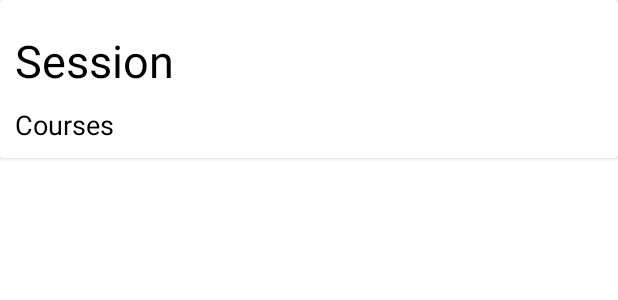
After one commit to Nafizul02/ASProject, an Android app: the layout timeline_card.xml on its own in the app's theme, with its tools: preview values and no code run, on a phone screen of 412 x 824 dp. The commit adds this screen. Shown: the top 300 px of the screen. Run offline under Robolectric (Android 15) with nearby library versions, the phone set to English and light mode, and no system bars.

Commit message:
Commit working timeline generator with recyclerView

```diff
--- /dev/null
+++ b/app/src/main/res/layout/timeline_card.xml
@@ -0,0 +1,45 @@
+<?xml version="1.0" encoding="utf-8"?>
+<RelativeLayout
+    xmlns:android="http://schemas.android.com/apk/res/android"
+    android:layout_width="match_parent"
+    android:layout_height="match_parent"
+
+    >
+
+    <androidx.cardview.widget.CardView
+        android:layout_width="match_parent"
+        android:layout_height="wrap_content"
+        app.cardUseCompatPadding="true"
+        app.cardCornerRadius = "10dp"
+        >
+        <LinearLayout
+            android:padding="10dp"
+            android:layout_width="match_parent"
+            android:layout_height="wrap_content"
+            android:orientation="vertical">
+
+
+            <TextView
+                android:layout_marginTop="10dp"
+                android:layout_width="match_parent"
+                android:layout_height="wrap_content"
+                android:text="Session"
+                android:id="@+id/tvsession"
+                android:textColor="#000000"
+                android:textSize="30sp" />
+
+
+            <TextView
+                android:layout_marginTop="10dp"
+                android:layout_width="match_parent"
+                android:layout_height="wrap_content"
+                android:text="Courses"
+                android:id="@+id/tvcourse"
+                android:textColor="#000000"
+                android:textSize="18sp" />
+
+        </LinearLayout>
+
+    </androidx.cardview.widget.CardView>
+
+</RelativeLayout>
```
Also changed, not shown: app/src/main/java/com/example/schedulab/Course.java (+16 -0 lines), app/src/main/java/com/example/schedulab/CourseRequest.java (+12 -9 lines), app/src/main/java/com/example/schedulab/GenerateTimeline.java (+102 -54 lines), app/src/main/java/com/example/schedulab/TimelineAdapter.java (added, +56 -0 lines), app/src/main/res/layout/activity_generate_timeline.xml (+8 -8 lines).
